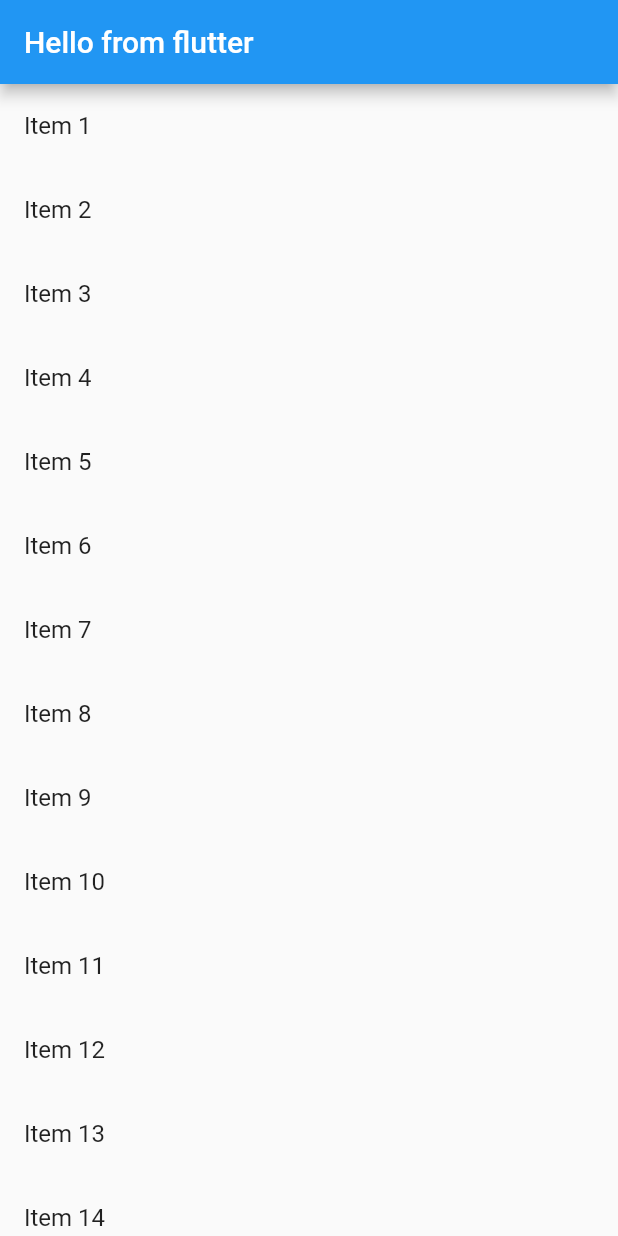
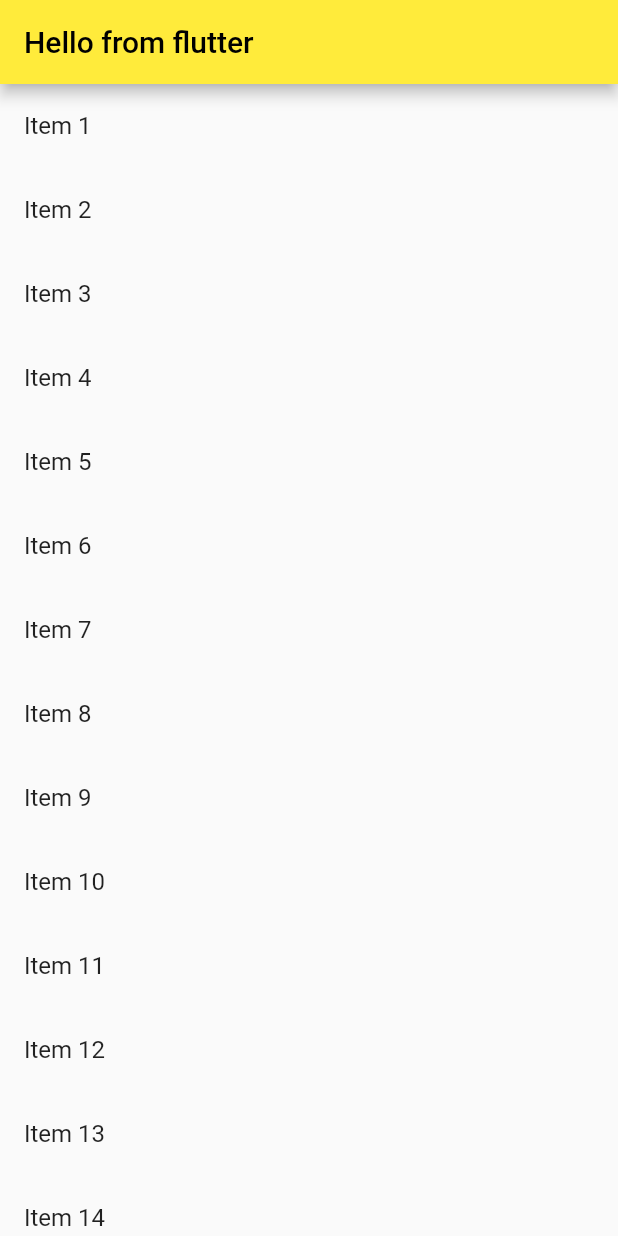
Before and after one commit to Alpaca00/ext-learning-automating-test-flutter-app, a Flutter app: the screen it shows after launch, on a phone screen of 412 x 824 dp. Run offline on Flutter 3.47's test engine with Material 2 defaults, Android fonts, the phone set to English and light mode, and no system bars; missing offline and left inert: flutter_driver.

Commit message:
Add unique key

```diff
--- a/lib/main.dart
+++ b/lib/main.dart
@@ -481,7 +481,7 @@ class MyAppState extends State<MyApp> {
     return MaterialApp(
       title: title,
       theme: ThemeData(
-        primarySwatch: Colors.blue,
+        primarySwatch: Colors.yellow,
       ),
       home: Scaffold(
         appBar: AppBar(
@@ -505,10 +505,10 @@ class MyAppState extends State<MyApp> {
 
                 // Then show a snackbar.
                 ScaffoldMessenger.of(context)
-                    .showSnackBar(SnackBar(content: Text('$item dismissed')));
+                    .showSnackBar(SnackBar(content: Text('$item dismissed'), key: Key('${item}_dismissed')));
               },
               // Show a red background as the item is swiped away.
-              background: Container(color: Colors.red),
+              background: Container(color: Colors.blue),
               child: ListTile(
                 title: Text(item),
               ),
```
